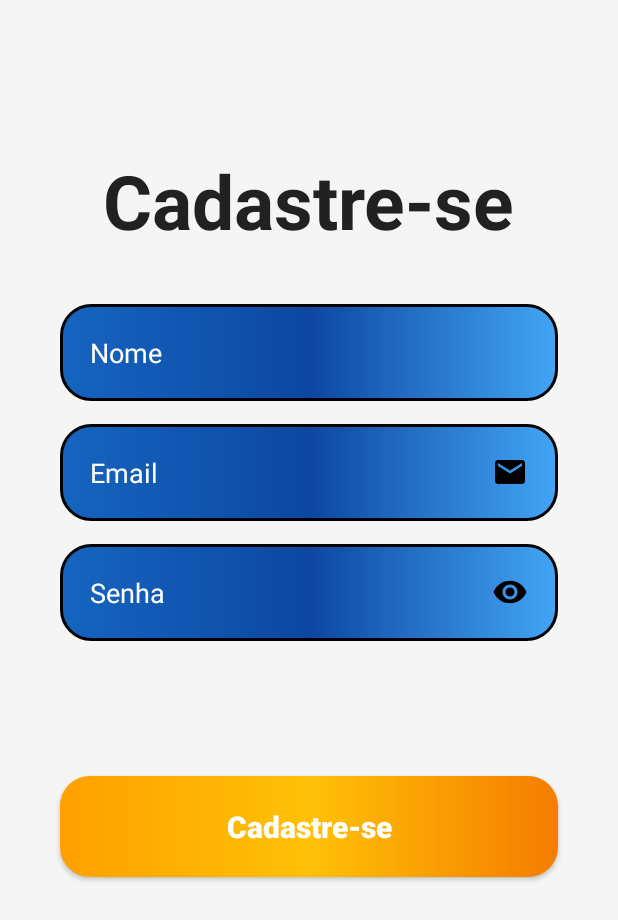
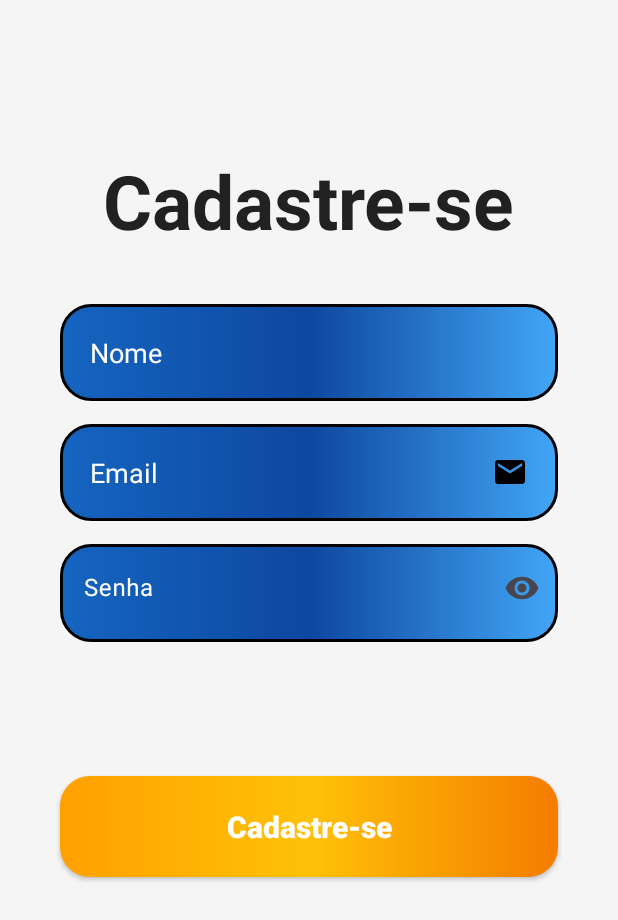
Before and after one commit to JoaoCarlos1908/App_Negocios, an Android app: the FormCadastro screen opened directly, with no data from a screen before it, on a phone screen of 412 x 824 dp. Shown: the top 920 px of the screen. Run offline under Robolectric (Android 15) with nearby library versions, the phone set to English and light mode, and no system bars; our stand-ins replace Firebase (no records; nobody signed in at launch, a user with empty details on screens opened directly).

Commit message:
Adição função ocultar senhas

```diff
--- a/app/build.gradle.kts
+++ b/app/build.gradle.kts
@@ -42,6 +42,7 @@ dependencies {
     implementation(platform("com.google.firebase:firebase-bom:33.12.0"))
     implementation("com.google.firebase:firebase-auth")
     implementation("com.google.firebase:firebase-firestore")
+    implementation("com.google.android.material:material:1.11.0")
 
     implementation(libs.appcompat)
     implementation(libs.material)
--- a/app/src/main/res/layout/activity_form_cadastro.xml
+++ b/app/src/main/res/layout/activity_form_cadastro.xml
@@ -62,18 +62,25 @@
         app:layout_constraintTop_toBottomOf="@+id/edit_nome"
         />
 
-    <EditText
-        android:id="@+id/edit_senha"
-        style="@style/edit_text"
-        android:hint="@string/senha"
-        android:textColor="@color/white"
-        android:textColorHint="@color/white"
-        android:inputType="textPassword"
-        android:drawableEnd="@drawable/ic_eye"
+    <com.google.android.material.textfield.TextInputLayout
+        android:id="@+id/layout_senha"
+        app:endIconMode="password_toggle"
+        android:hint="Senha"
+        style="@style/layout_senha"
         app:layout_constraintStart_toStartOf="@+id/conteinerConponentes"
         app:layout_constraintEnd_toEndOf="@+id/conteinerConponentes"
-        app:layout_constraintTop_toBottomOf="@+id/edit_email"
-        />
+        app:layout_constraintTop_toBottomOf="@+id/edit_email">
+
+        <com.google.android.material.textfield.TextInputEditText
+            android:id="@+id/edit_senha"
+            android:background="@android:color/transparent"
+            android:layout_width="match_parent"
+            android:layout_height="wrap_content"
+            android:padding="12dp"
+            android:inputType="textPassword"
+            android:textColor="@color/white"
+            android:textColorHint="@color/white"/>
+    </com.google.android.material.textfield.TextInputLayout>
 
     <androidx.appcompat.widget.AppCompatButton
         android:id="@+id/bt_cadastrar"
--- a/app/src/main/res/values/styles.xml
+++ b/app/src/main/res/values/styles.xml
@@ -18,6 +18,16 @@
         <item name="android:maxLines">1</item>
     </style>
 
+    <style name="layout_senha">
+        <item name="android:layout_width">0dp</item>
+        <item name="android:layout_height">65dp</item>
+        <item name="android:textColorHint">@color/white</item>
+        <item name="android:background">@drawable/edit_text</item>
+        <item name="android:layout_marginLeft">20dp</item>
+        <item name="android:layout_marginRight">20dp</item>
+        <item name="android:layout_marginTop">15dp</item>
+    </style>
+
     <style name="button">
         <item name="android:layout_width">match_parent</item>
         <item name="android:layout_height">wrap_content</item>
```
Also changed, not shown: app/src/main/res/layout/activity_form_login.xml (+21 -10 lines).
